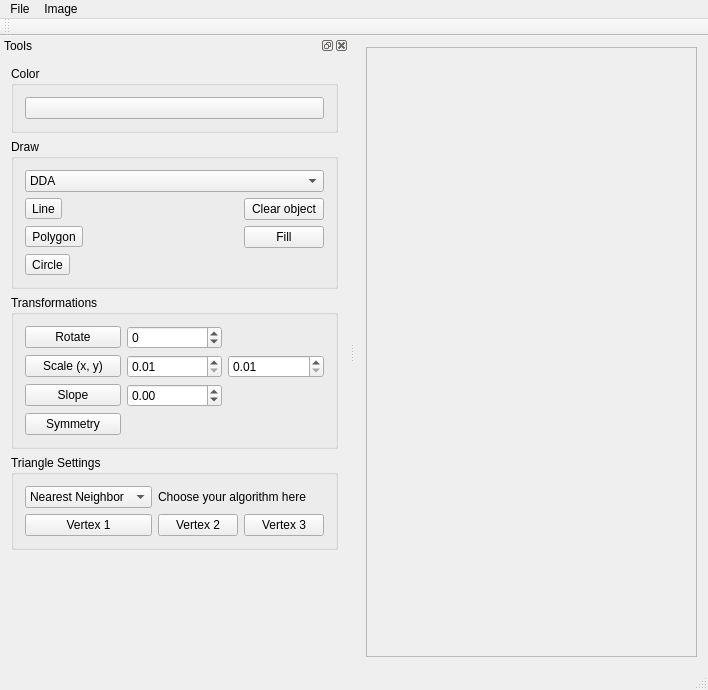
Before: the Qt Designer form src/ImageViewer.ui in DariaBozh/ImageViewer, drawn with Qt 5.
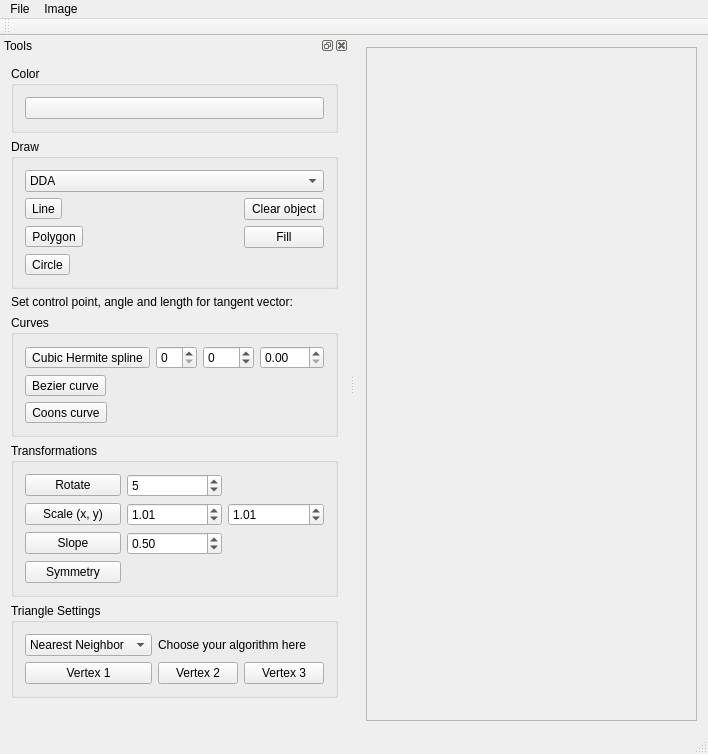
After: the same form once the commit is applied.

Commit message: Added function for drawing hermite cubic

What changed in the file:
```diff
--- a/src/ImageViewer.ui
+++ b/src/ImageViewer.ui
@@ -7,9 +7,15 @@
     <x>0</x>
     <y>0</y>
     <width>708</width>
-    <height>690</height>
+    <height>754</height>
    </rect>
   </property>
+  <property name="maximumSize">
+   <size>
+    <width>16777215</width>
+    <height>16777215</height>
+   </size>
+  </property>
   <property name="windowTitle">
    <string>ImageViewer</string>
   </property>
@@ -26,7 +32,7 @@
          <x>0</x>
          <y>0</y>
          <width>345</width>
-         <height>610</height>
+         <height>674</height>
         </rect>
        </property>
       </widget>
@@ -171,6 +177,85 @@
        </layout>
       </widget>
      </item>
+     <item>
+      <widget class="QLabel" name="label_2">
+       <property name="text">
+        <string>Set control point, angle and length for tangent vector:  </string>
+       </property>
+      </widget>
+     </item>
+     <item>
+      <widget class="QGroupBox" name="groupBox_4">
+       <property name="title">
+        <string>Curves</string>
+       </property>
+       <layout class="QGridLayout" name="gridLayout_4">
+        <item row="0" column="3">
+         <widget class="QDoubleSpinBox" name="dsbLength">
+          <property name="maximum">
+           <double>500.000000000000000</double>
+          </property>
+         </widget>
+        </item>
+        <item row="1" column="0">
+         <widget class="QToolButton" name="toolButton_2">
+          <property name="text">
+           <string>Bezier curve</string>
+          </property>
+          <property name="checkable">
+           <bool>true</bool>
+          </property>
+          <attribute name="buttonGroup">
+           <string notr="true">buttonGroup</string>
+          </attribute>
+         </widget>
+        </item>
+        <item row="0" column="0">
+         <widget class="QToolButton" name="toolButtonHermite">
+          <property name="text">
+           <string>Cubic Hermite spline</string>
+          </property>
+          <property name="checkable">
+           <bool>true</bool>
+          </property>
+          <attribute name="buttonGroup">
+           <string notr="true">buttonGroup</string>
+          </attribute>
+         </widget>
+        </item>
+        <item row="0" column="2">
+         <widget class="QSpinBox" name="spinBoxAngle">
+          <property name="minimum">
+           <number>-360</number>
+          </property>
+          <property name="maximum">
+           <number>360</number>
+          </property>
+         </widget>
+        </item>
+        <item row="2" column="0">
+         <widget class="QToolButton" name="toolButton_3">
+          <property name="text">
+           <string>Coons curve</string>
+          </property>
+          <property name="checkable">
+           <bool>true</bool>
+          </property>
+          <attribute name="buttonGroup">
+           <string notr="true">buttonGroup</string>
+          </attribute>
+         </widget>
+        </item>
+        <item row="0" column="1">
+         <widget class="QSpinBox" name="spinBoxIndex">
+          <property name="maximum">
+           <number>1</number>
+          </property>
+         </widget>
+        </item>
+       </layout>
+      </widget>
+     </item>
      <item>
       <widget class="QGroupBox" name="groupBox_3">
        <property name="title">
@@ -192,6 +277,9 @@
           <property name="maximum">
            <number>360</number>
           </property>
+          <property name="value">
+           <number>5</number>
+          </property>
          </widget>
         </item>
         <item row="1" column="0">
@@ -220,6 +308,9 @@
           <property name="minimum">
            <double>0.010000000000000</double>
           </property>
+          <property name="value">
+           <double>1.010000000000000</double>
+          </property>
          </widget>
         </item>
         <item row="2" column="1">
@@ -227,6 +318,9 @@
           <property name="minimum">
            <double>-50.000000000000000</double>
           </property>
+          <property name="value">
+           <double>0.500000000000000</double>
+          </property>
          </widget>
         </item>
         <item row="1" column="2">
@@ -234,6 +328,9 @@
           <property name="minimum">
            <double>0.010000000000000</double>
           </property>
+          <property name="value">
+           <double>1.010000000000000</double>
+          </property>
          </widget>
         </item>
        </layout>
```
The commit also changes 4 other files.
